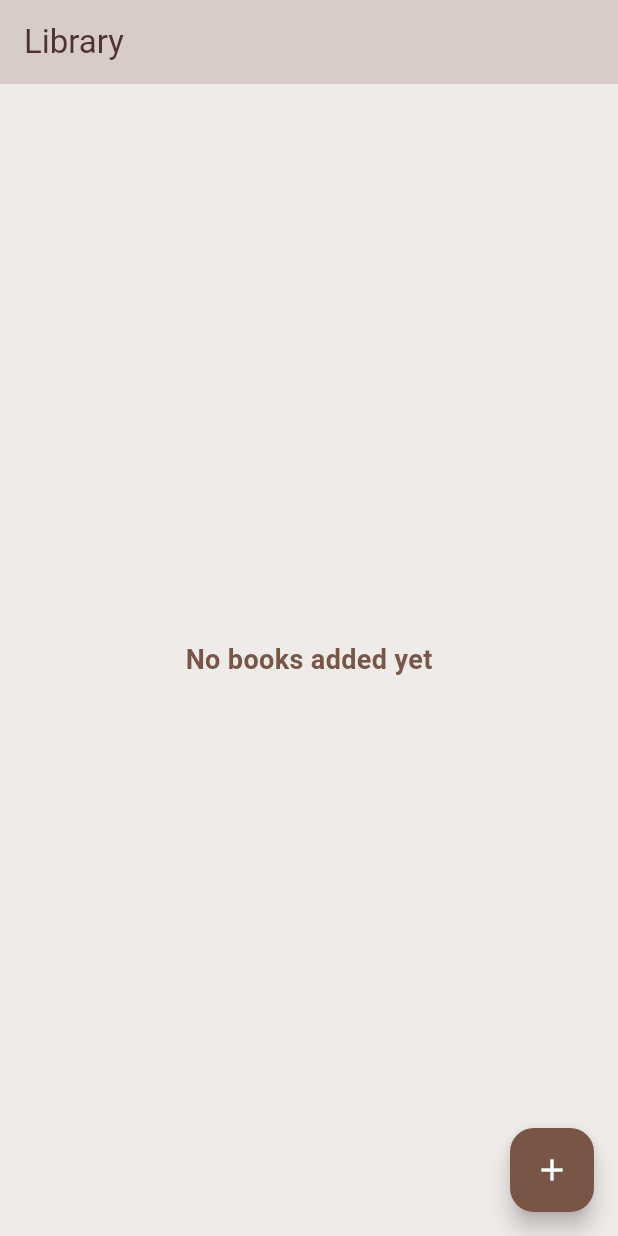
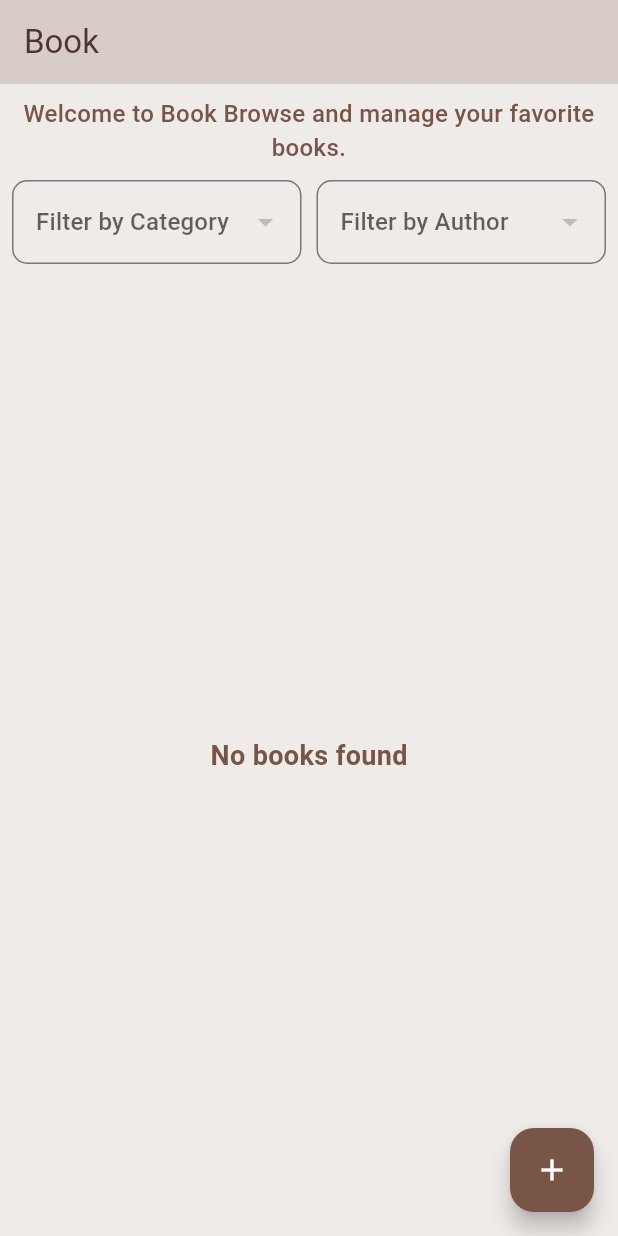
Before and after one commit to chayaphon007/Book-, a Flutter app: the screen it shows after launch, on a phone screen of 412 x 824 dp. Run offline on Flutter 3.47's test engine with Material 3 defaults, Android fonts, the phone set to English and light mode, and no system bars.

Commit message:
Initial commit with screenshots

```diff
--- a/lib/main.dart
+++ b/lib/main.dart
@@ -33,7 +33,7 @@ class _BookAppState extends State<BookApp> {
   @override
   Widget build(BuildContext context) {
     return MaterialApp(
-      title: 'Library',
+      title: 'Book',
       theme: ThemeData(
         primarySwatch: Colors.brown,
         scaffoldBackgroundColor: Colors.brown[50],
--- a/lib/screens/home_page.dart
+++ b/lib/screens/home_page.dart
@@ -2,7 +2,7 @@ import 'package:flutter/material.dart';
 import '../models/book.dart';
 import 'package:intl/intl.dart';
 
-class HomePage extends StatelessWidget {
+class HomePage extends StatefulWidget {
   final List<Book> books;
   final Function(Book) addBook;
   final Function(int) removeBook;
@@ -14,79 +14,135 @@ class HomePage extends StatelessWidget {
     required this.removeBook,
   });
 
-  void confirmDelete(BuildContext context, int index) {
-    showDialog(
-      context: context,
-      builder: (ctx) => AlertDialog(
-        backgroundColor: Colors.brown[50],
-        title:
-            const Text('Confirm Delete', style: TextStyle(color: Colors.brown)),
-        content: const Text('Are you sure you want to delete this book?',
-            style: TextStyle(color: Colors.brown)),
-        actions: [
-          TextButton(
-            onPressed: () => Navigator.of(ctx).pop(),
-            child: const Text('Cancel', style: TextStyle(color: Colors.brown)),
+  @override
+  State<HomePage> createState() => _HomePageState();
+}
+
+class _HomePageState extends State<HomePage> {
+  String? selectedCategory;
+  String? selectedAuthor;
+  final String entityName = "Book";
+
+  @override
+  Widget build(BuildContext context) {
+    List<Book> filteredBooks = widget.books.where((book) {
+      bool matchesCategory =
+          selectedCategory == null || book.category == selectedCategory;
+      bool matchesAuthor =
+          selectedAuthor == null || book.author == selectedAuthor;
+      return matchesCategory && matchesAuthor;
+    }).toList();
+
+    return Scaffold(
+      appBar: AppBar(title: Text(entityName)),
+      body: Column(
+        children: [
+          Padding(
+            padding: const EdgeInsets.all(8.0),
+            child: Column(
+              children: [
+                Text(
+                  "Welcome to $entityName Browse and manage your favorite books.",
+                  style: const TextStyle(
+                    fontSize: 16,
+                    fontWeight: FontWeight.w500,
+                    color: Colors.brown,
                   ),
-          TextButton(
-            onPressed: () {
-              removeBook(index);
-              Navigator.of(ctx).pop();
+                  textAlign: TextAlign.center,
+                ),
+                const SizedBox(height: 10),
+                Row(
+                  children: [
+                    Expanded(
+                      child: DropdownButtonFormField<String>(
+                        value: selectedCategory,
+                        hint: const Text('Filter by Category'),
+                        decoration: InputDecoration(
+                          border: OutlineInputBorder(
+                            borderRadius: BorderRadius.circular(10),
+                            borderSide: const BorderSide(color: Colors.brown),
+                          ),
+                        ),
+                        items: widget.books
+                            .map((book) => book.category)
+                            .toSet()
+                            .map((category) {
+                          return DropdownMenuItem(
+                            value: category,
+                            child: Text(category),
+                          );
+                        }).toList(),
+                        onChanged: (value) {
+                          setState(() {
+                            selectedCategory = value;
+                          });
                         },
-            child: const Text('Delete', style: TextStyle(color: Colors.red)),
+                      ),
+                    ),
+                    const SizedBox(width: 10),
+                    Expanded(
+                      child: DropdownButtonFormField<String>(
+                        value: selectedAuthor,
+                        hint: const Text('Filter by Author'),
+                        decoration: InputDecoration(
+                          border: OutlineInputBorder(
+                            borderRadius: BorderRadius.circular(10),
+                            borderSide: const BorderSide(color: Colors.brown),
+                          ),
+                        ),
+                        items: widget.books
+                            .map((book) => book.author)
+                            .toSet()
+                            .map((author) {
+                          return DropdownMenuItem(
+                            value: author,
+                            child: Text(author),
+                          );
+                        }).toList(),
+                        onChanged: (value) {
+                          setState(() {
+                            selectedAuthor = value;
+                          });
+                        },
+                      ),
                     ),
                   ],
                 ),
-    );
-  }
-
-  @override
-  Widget build(BuildContext context) {
-    return Scaffold(
-      appBar: AppBar(title: const Text('Library')),
-      body: books.isEmpty
+              ],
+            ),
+          ),
+          Expanded(
+            child: filteredBooks.isEmpty
                 ? const Center(
-              child: Text('No books added yet',
+                    child: Text('No books found',
                         style: TextStyle(
                             fontSize: 18,
                             fontWeight: FontWeight.bold,
                             color: Colors.brown)))
                 : ListView.builder(
                     padding: const EdgeInsets.all(10),
-              itemCount: books.length,
+                    itemCount: filteredBooks.length,
                     itemBuilder: (context, index) {
-                return Dismissible(
-                  key: Key(books[index].title),
-                  direction: DismissDirection.endToStart,
-                  confirmDismiss: (direction) async {
-                    confirmDelete(context, index);
-                    return false;
-                  },
-                  background: Container(
-                    alignment: Alignment.centerRight,
-                    padding: const EdgeInsets.symmetric(horizontal: 20),
-                    color: Colors.red,
-                    child:
-                        const Icon(Icons.delete, color: Colors.white, size: 30),
-                  ),
-                  child: Card(
+                      return Card(
                         color: Colors.brown[100],
                         margin: const EdgeInsets.symmetric(vertical: 8),
                         child: ListTile(
                           contentPadding: const EdgeInsets.all(16),
-                      title: Text(books[index].title,
+                          title: Text(filteredBooks[index].title,
                               style: const TextStyle(
                                   fontWeight: FontWeight.bold,
                                   color: Colors.brown)),
                           subtitle: Text(
-                        'Author: ${books[index].author}\nCategory: ${books[index].category}\nDate: ${DateFormat.yMMMd().format(books[index].date)}',
+                            'Author: ${filteredBooks[index].author}\nCategory: ${filteredBooks[index].category}\nDate: ${DateFormat.yMMMd().format(filteredBooks[index].date)}',
                             style: const TextStyle(color: Colors.brown),
                           ),
                           isThreeLine: true,
                         ),
-                  ),
                       );
                     },
+                  ),
+          ),
+        ],
       ),
       floatingActionButton: FloatingActionButton(
         onPressed: () => Navigator.pushNamed(context, '/add'),
```
Also changed, not shown: lib/screens/add_page.dart (+23 -13 lines), 3 other files. Lines whose indentation alone changed are shown as unchanged.
